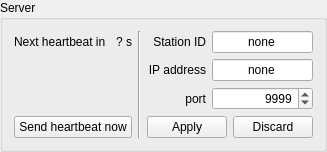
First picture: the form in widgets/qserver.ui, repository AMOS-uniba/amos-client, before the edit.
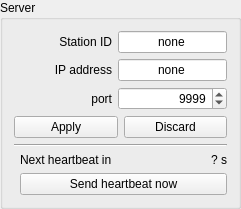
Second picture: the form after the edit.

Commit message: Changed Station to QStation, undefined references

Diff of the .ui file:
```diff
--- a/widgets/qserver.ui
+++ b/widgets/qserver.ui
@@ -6,8 +6,8 @@
    <rect>
     <x>0</x>
     <y>0</y>
-    <width>304</width>
-    <height>136</height>
+    <width>241</width>
+    <height>193</height>
    </rect>
   </property>
   <property name="sizePolicy">
@@ -23,7 +23,17 @@
    <string>Server</string>
   </property>
   <layout class="QGridLayout" name="gridLayout">
-   <item row="4" column="3" colspan="3">
+   <item row="3" column="2" colspan="2">
+    <widget class="QLabel" name="lx_port">
+     <property name="text">
+      <string>port</string>
+     </property>
+     <property name="alignment">
+      <set>Qt::AlignRight|Qt::AlignTrailing|Qt::AlignVCenter</set>
+     </property>
+    </widget>
+   </item>
+   <item row="4" column="2" colspan="3">
     <layout class="QHBoxLayout" name="hl_buttons">
      <item>
       <widget class="QPushButton" name="bt_apply">
@@ -41,43 +51,7 @@
      </item>
     </layout>
    </item>
-   <item row="3" column="3" colspan="2">
-    <widget class="QLabel" name="lx_port">
-     <property name="text">
-      <string>port</string>
-     </property>
-     <property name="alignment">
-      <set>Qt::AlignRight|Qt::AlignTrailing|Qt::AlignVCenter</set>
-     </property>
-    </widget>
-   </item>
-   <item row="2" column="5">
-    <widget class="QLineEdit" name="le_ip">
-     <property name="inputMask">
-      <string/>
-     </property>
-     <property name="text">
-      <string>none</string>
-     </property>
-     <property name="maxLength">
-      <number>32767</number>
-     </property>
-     <property name="alignment">
-      <set>Qt::AlignCenter</set>
-     </property>
-    </widget>
-   </item>
-   <item row="2" column="3" colspan="2">
-    <widget class="QLabel" name="lx_ip">
-     <property name="text">
-      <string>IP address</string>
-     </property>
-     <property name="alignment">
-      <set>Qt::AlignRight|Qt::AlignTrailing|Qt::AlignVCenter</set>
-     </property>
-    </widget>
-   </item>
-   <item row="3" column="5">
+   <item row="3" column="4">
     <widget class="QSpinBox" name="sb_port">
      <property name="minimumSize">
       <size>
@@ -102,15 +76,21 @@
      </property>
     </widget>
    </item>
-   <item row="4" column="0" colspan="2">
-    <widget class="QPushButton" name="bt_send_heartbeat">
+   <item row="2" column="2" colspan="2">
+    <widget class="QLabel" name="lx_ip">
      <property name="text">
-      <string>Send heartbeat now</string>
+      <string>IP address</string>
+     </property>
+     <property name="alignment">
+      <set>Qt::AlignRight|Qt::AlignTrailing|Qt::AlignVCenter</set>
      </property>
     </widget>
    </item>
-   <item row="1" column="5">
-    <widget class="QLineEdit" name="le_station_id">
+   <item row="2" column="4">
+    <widget class="QLineEdit" name="le_ip">
+     <property name="inputMask">
+      <string/>
+     </property>
      <property name="text">
       <string>none</string>
      </property>
@@ -122,7 +102,7 @@
      </property>
     </widget>
    </item>
-   <item row="1" column="4">
+   <item row="1" column="3">
     <widget class="QLabel" name="lx_station_id">
      <property name="text">
       <string>Station ID</string>
@@ -132,14 +112,14 @@
      </property>
     </widget>
    </item>
-   <item row="1" column="0">
-    <widget class="QLabel" name="lx_next_heartbeat">
+   <item row="7" column="3" colspan="2">
+    <widget class="QPushButton" name="bt_send_heartbeat">
      <property name="text">
-      <string>Next heartbeat in</string>
+      <string>Send heartbeat now</string>
      </property>
     </widget>
    </item>
-   <item row="1" column="1">
+   <item row="6" column="4">
     <widget class="QLabel" name="lb_next_heartbeat">
      <property name="minimumSize">
       <size>
@@ -155,10 +135,30 @@
      </property>
     </widget>
    </item>
-   <item row="1" column="2" rowspan="4">
+   <item row="6" column="3">
+    <widget class="QLabel" name="lx_next_heartbeat">
+     <property name="text">
+      <string>Next heartbeat in</string>
+     </property>
+    </widget>
+   </item>
+   <item row="1" column="4">
+    <widget class="QLineEdit" name="le_station_id">
+     <property name="text">
+      <string>none</string>
+     </property>
+     <property name="maxLength">
+      <number>4</number>
+     </property>
+     <property name="alignment">
+      <set>Qt::AlignCenter</set>
+     </property>
+    </widget>
+   </item>
+   <item row="5" column="2" colspan="3">
     <widget class="Line" name="line">
      <property name="orientation">
-      <enum>Qt::Vertical</enum>
+      <enum>Qt::Horizontal</enum>
      </property>
     </widget>
    </item>
```
Left out of the diff: 3 changed lines with no effect on the pictures. The commit also changes 23 other files.
